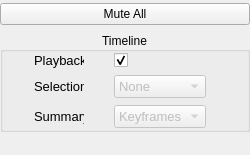
Before: the Qt Designer form libs/gui-osg-qt/ACVideoControlsDockWidgetQt.ui in MediaCycle/MediaCycle, drawn with Qt 5.
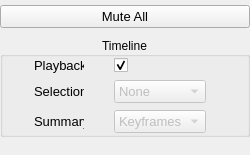
After: the same form once the commit is applied.

Commit message: Major clusters/neighbors/positions plugins rework. KMeans clustering and Propeller positions now plugins (out of ACMediaBrowser). Dock vs app heights management improved. Browsing dock got a lifting and now allows to change plugin parameters thru automatically generated panels (extended from the segmentation controls). Prettier plugin names. Removed unnecessary ACEuclideanKMeansPlugin (replaced by proper ACKMeansPlugin courtesy of Thierry Ravet) and ACNeighborhoodsPlugin (almost empty). ACVisPlugin2Desc x and y axes can now be assigned to features.

```diff
--- a/libs/gui-osg-qt/ACVideoControlsDockWidgetQt.ui
+++ b/libs/gui-osg-qt/ACVideoControlsDockWidgetQt.ui
@@ -44,13 +44,13 @@
      <height>150</height>
     </size>
    </property>
-   <widget class="QWidget" name="">
+   <widget class="QWidget" name="layoutWidgetMain">
     <property name="geometry">
      <rect>
       <x>0</x>
       <y>0</y>
       <width>262</width>
-      <height>131</height>
+      <height>139</height>
      </rect>
     </property>
     <layout class="QVBoxLayout" name="verticalLayout">
@@ -62,6 +62,11 @@
          <height>16777215</height>
         </size>
        </property>
+       <property name="font">
+        <font>
+         <pointsize>10</pointsize>
+        </font>
+       </property>
        <property name="text">
         <string>Mute All</string>
        </property>
@@ -90,7 +95,7 @@
        <property name="flat">
         <bool>true</bool>
        </property>
-       <widget class="QWidget" name="">
+       <widget class="QWidget" name="layoutWidget">
         <property name="geometry">
          <rect>
           <x>10</x>
```
Left out of the diff: 2 changed lines with no effect on the pictures. The commit also changes 63 other files.
